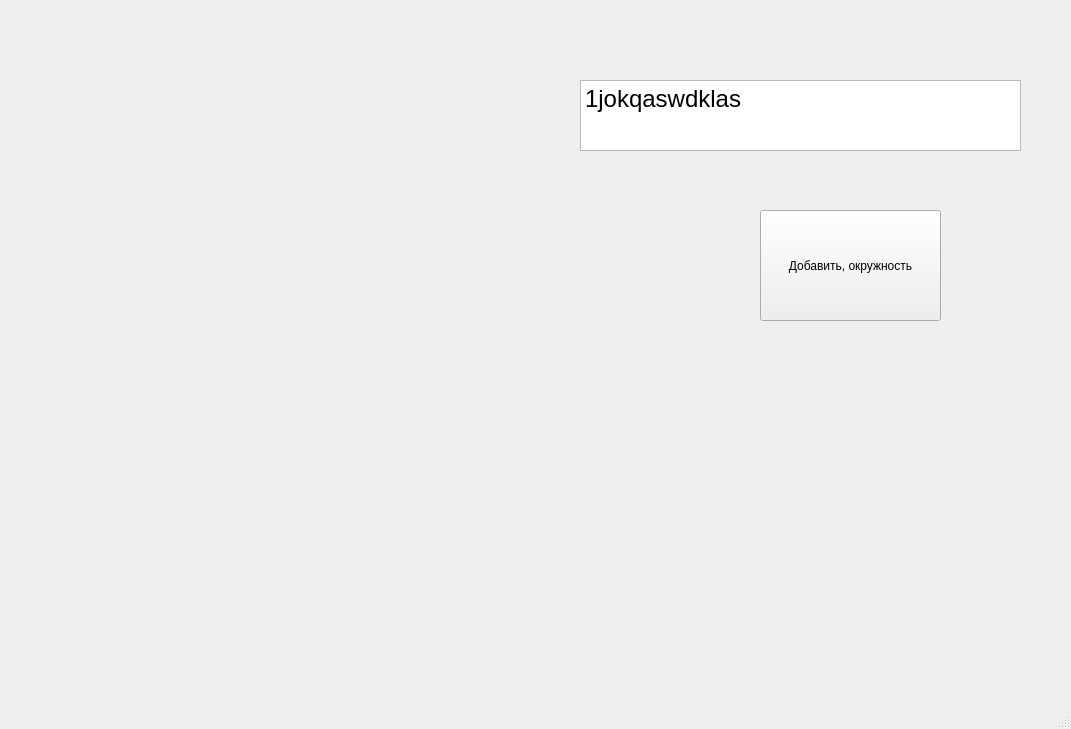
This is git и жёлтые окружности/UI.ui in FunCakee/Amelin-Pyskina-Omsk as Qt 5 draws it before an edit. The edited form follows.
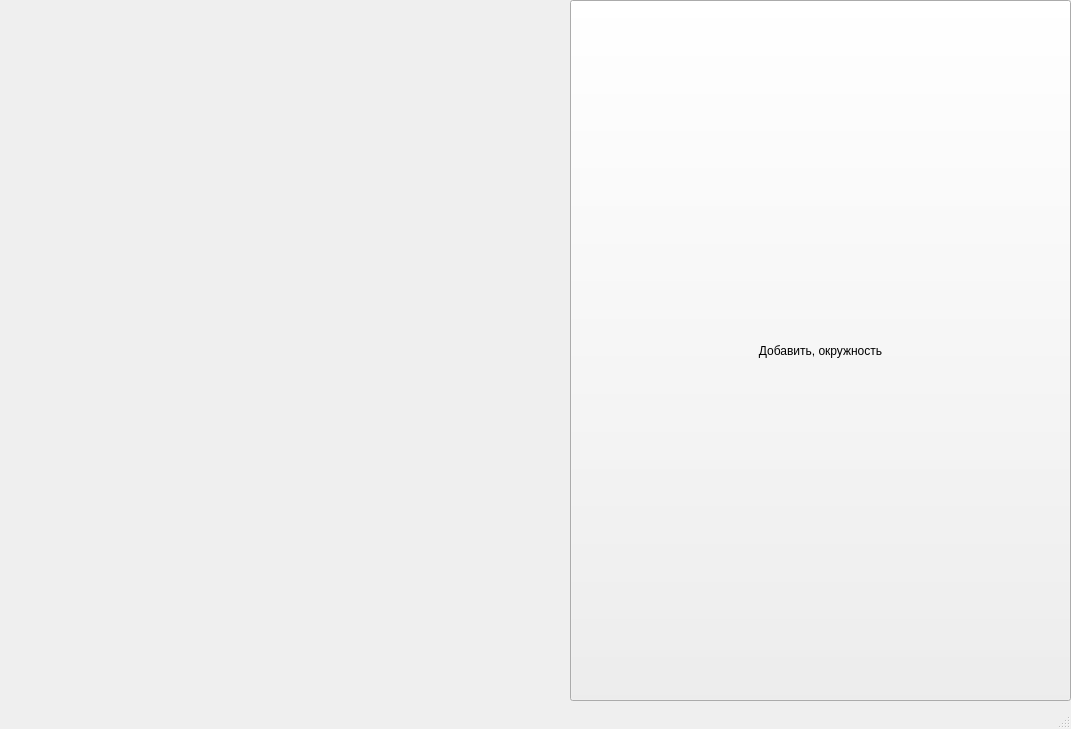
This is the edited form.

Commit message:
Git и окружности
UPDATE

Diff of the .ui file:
```diff
--- a/git и жёлтые окружности/UI.ui
+++ b/git и жёлтые окружности/UI.ui
@@ -17,31 +17,20 @@
    <widget class="QPushButton" name="pushButton">
     <property name="geometry">
      <rect>
-      <x>760</x>
-      <y>210</y>
-      <width>181</width>
-      <height>111</height>
+      <x>570</x>
+      <y>0</y>
+      <width>501</width>
+      <height>701</height>
      </rect>
     </property>
     <property name="text">
      <string>Добавить, окружность</string>
     </property>
-   </widget>
-   <widget class="QTextEdit" name="textEdit">
-    <property name="geometry">
-     <rect>
-      <x>580</x>
-      <y>80</y>
-      <width>441</width>
-      <height>71</height>
-     </rect>
-    </property>
-    <property name="html">
-     <string>&lt;!DOCTYPE HTML PUBLIC &quot;-//W3C//DTD HTML 4.0//EN&quot; &quot;http://www.w3.org/TR/REC-html40/strict.dtd&quot;&gt;
-&lt;html&gt;&lt;head&gt;&lt;meta name=&quot;qrichtext&quot; content=&quot;1&quot; /&gt;&lt;style type=&quot;text/css&quot;&gt;
-p, li { white-space: pre-wrap; }
-&lt;/style&gt;&lt;/head&gt;&lt;body style=&quot; font-family:'MS Shell Dlg 2'; font-size:8.25pt; font-weight:400; font-style:normal;&quot;&gt;
-&lt;p style=&quot; margin-top:0px; margin-bottom:0px; margin-left:0px; margin-right:0px; -qt-block-indent:0; text-indent:0px;&quot;&gt;&lt;span style=&quot; font-size:18pt;&quot;&gt;1jokqaswdklas&lt;/span&gt;&lt;/p&gt;&lt;/body&gt;&lt;/html&gt;</string>
+    <property name="iconSize">
+     <size>
+      <width>300</width>
+      <height>300</height>
+     </size>
     </property>
    </widget>
   </widget>
```
The commit also changes 1 other file.
